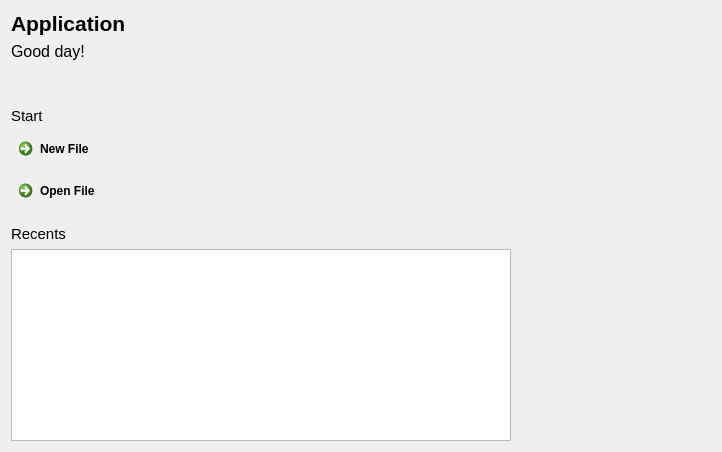
First picture: the form in NickvisionApplication/UI/Views/HomePage.ui, repository NickvisionApps/Application, before the edit.
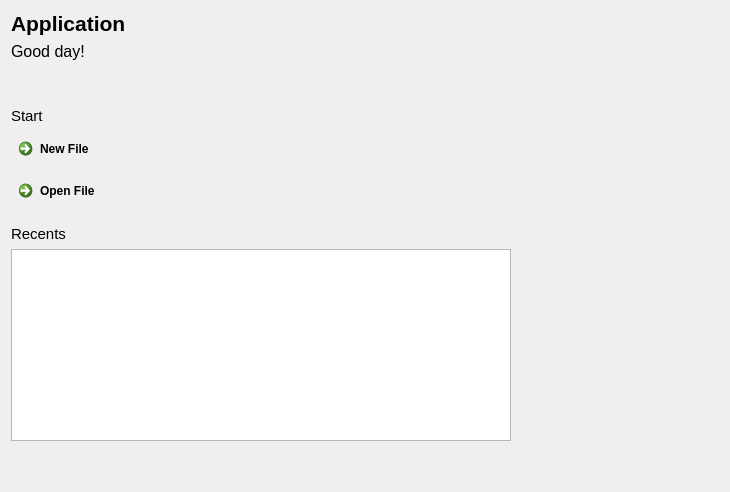
Second picture: the form after the edit. Icons and pictures are not drawn.

Commit message: Updated SettingsDialog Design

The edit to the form file:
```diff
--- a/NickvisionApplication/UI/Views/HomePage.ui
+++ b/NickvisionApplication/UI/Views/HomePage.ui
@@ -2,6 +2,14 @@
 <ui version="4.0">
  <class>HomePage</class>
  <widget class="QWidget" name="HomePage">
+  <property name="geometry">
+   <rect>
+    <x>0</x>
+    <y>0</y>
+    <width>730</width>
+    <height>492</height>
+   </rect>
+  </property>
   <property name="windowTitle">
    <string>HomePage</string>
   </property>
```
Left out of the diff: 8 changed lines with no effect on the pictures. The commit also changes 5 other files.
